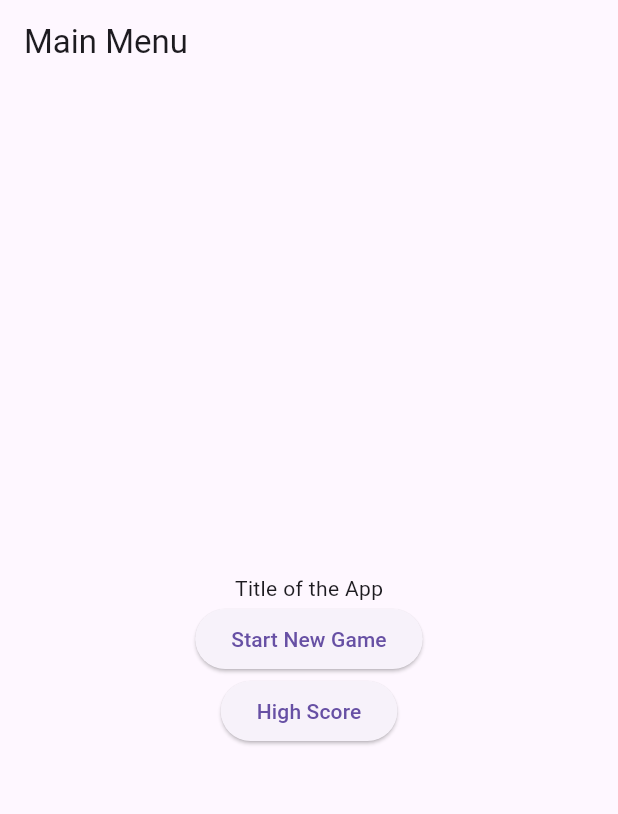
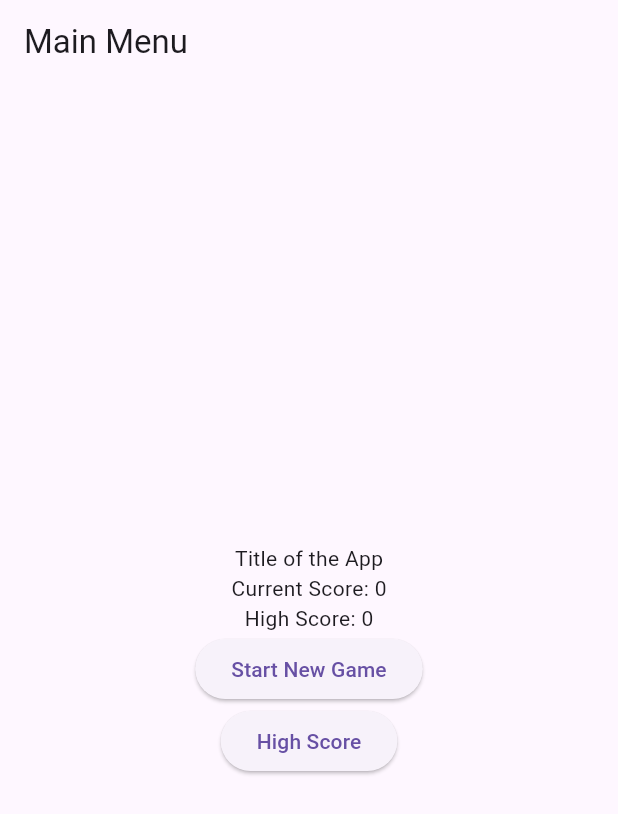
Before and after one commit to Fahaddada47/quiztest, a Flutter app: the screen it shows after launch, on a phone screen of 412 x 824 dp. Shown: the top 814 px of the screen. Run offline on Flutter 3.47's test engine with Material 3 defaults, Android fonts, the phone set to English and light mode, and no system bars; our stand-ins replace dio, get, shared_preferences.

Commit message:
initially project done

```diff
--- a/lib/features/data/data_sources/ques_ans_controller.dart
+++ b/lib/features/data/data_sources/ques_ans_controller.dart
@@ -22,15 +22,13 @@ class QuestionAnswerController extends GetxController {
         if (responseBody != null) {
           final List<dynamic>? questionJsonList = responseBody['questions'];
           if (questionJsonList != null) {
-            // Clear the previous questions
+
             questionList.clear();
 
-            // Parse each question JSON
+
             questionList = questionJsonList
                 .map((json) => QuestionModel.fromJson(json))
                 .toList();
-
-            // Return the list of questions
             return questionList;
           } else {
             print('Questions not found in response body');
--- a/lib/features/data/model/QuestionModel.dart
+++ b/lib/features/data/model/QuestionModel.dart
@@ -3,7 +3,7 @@ class QuestionModel {
   final String correctAnswer;
   final Map<String, String> answers;
   final String? questionImageUrl;
-  final int score; // Assuming score is an integer value
+  final int score;
 
   QuestionModel({
     required this.question,
--- a/lib/features/presentation/pages/main_menu_screen.dart
+++ b/lib/features/presentation/pages/main_menu_screen.dart
@@ -2,31 +2,80 @@ import 'package:flutter/material.dart';
 import 'package:get/get.dart';
 import 'package:quiztest/features/data/data_sources/ques_ans_controller.dart';
 import 'package:quiztest/features/presentation/pages/question_answer_screen.dart';
+import 'package:shared_preferences/shared_preferences.dart';
 
-class MainMenuScreen extends StatelessWidget {
+class MainMenuScreen extends StatefulWidget {
+  @override
+  _MainMenuScreenState createState() => _MainMenuScreenState();
+}
+
+class _MainMenuScreenState extends State<MainMenuScreen> {
+  int currentScore = 0;
+  int highScore = 0;
+
+  @override
+  void initState() {
+    super.initState();
+    _loadHighScore();
+  }
+
+  Future<void> _loadHighScore() async {
+    SharedPreferences prefs = await SharedPreferences.getInstance();
+    setState(() {
+      highScore = prefs.getInt('highScore') ?? 0;
+      print('Loaded high score: $highScore');
+    });
+  }
+
+  Future<void> _updateHighScore(int score) async {
+    SharedPreferences prefs = await SharedPreferences.getInstance();
+    int currentHighScore = prefs.getInt('highScore') ?? 0;
+    print('Current high score: $currentHighScore');
+    if (score >= currentHighScore) {
+      setState(() {
+        highScore = score;
+        print('New high score: $highScore');
+      });
+      await prefs.setInt('highScore', score);
+      print('High score updated.');
+    }
+  }
+
+
+
   @override
   Widget build(BuildContext context) {
     return Scaffold(
       appBar: AppBar(
-        title: Text('Main Menu'),
+        title: const Text('Main Menu'),
       ),
       body: Center(
         child: Column(
           mainAxisAlignment: MainAxisAlignment.center,
           children: [
-            Text('Title of the App'),
+            const Text('Title of the App'),
+            Text('Current Score: $currentScore'),
+            Text('High Score: $highScore'),
             ElevatedButton(
-              onPressed: () {
-                Get.put(QuestionAnswerController()); // Initialize the controller
-                Get.toNamed('/question_answer');
+              onPressed: () async {
+                Get.put(QuestionAnswerController());
+                final newScore = await Get.to<int>(QuestionAnswerScreen());
+                if (newScore != null) {
+                  setState(() {
+                    currentScore = newScore;
+                    if (currentScore > highScore) {
+                      _updateHighScore(currentScore);
+                    }
+                  });
+                }
               },
-              child: Text('Start New Game'),
+              child: const Text('Start New Game'),
             ),
             ElevatedButton(
               onPressed: () {
-                // Navigate to high score screen
+
               },
-              child: Text('High Score'),
+              child: const Text('High Score'),
             ),
           ],
         ),
--- a/pubspec.yaml
+++ b/pubspec.yaml
@@ -24,6 +24,7 @@ dev_dependencies:
   flutter_lints: ^2.0.0
   get: ^4.6.6
   dio: ^5.4.1
+  shared_preferences: ^2.2.2
 
 
 flutter:
```
Also changed, not shown: lib/features/data/data_sources/network_excutor.dart (+0 -51 lines), lib/features/presentation/pages/question_answer_screen.dart (+56 -10 lines), lib/features/presentation/widgets/answer_button.dart (deleted, +0 -17 lines), pubspec.lock, 2 other files.
